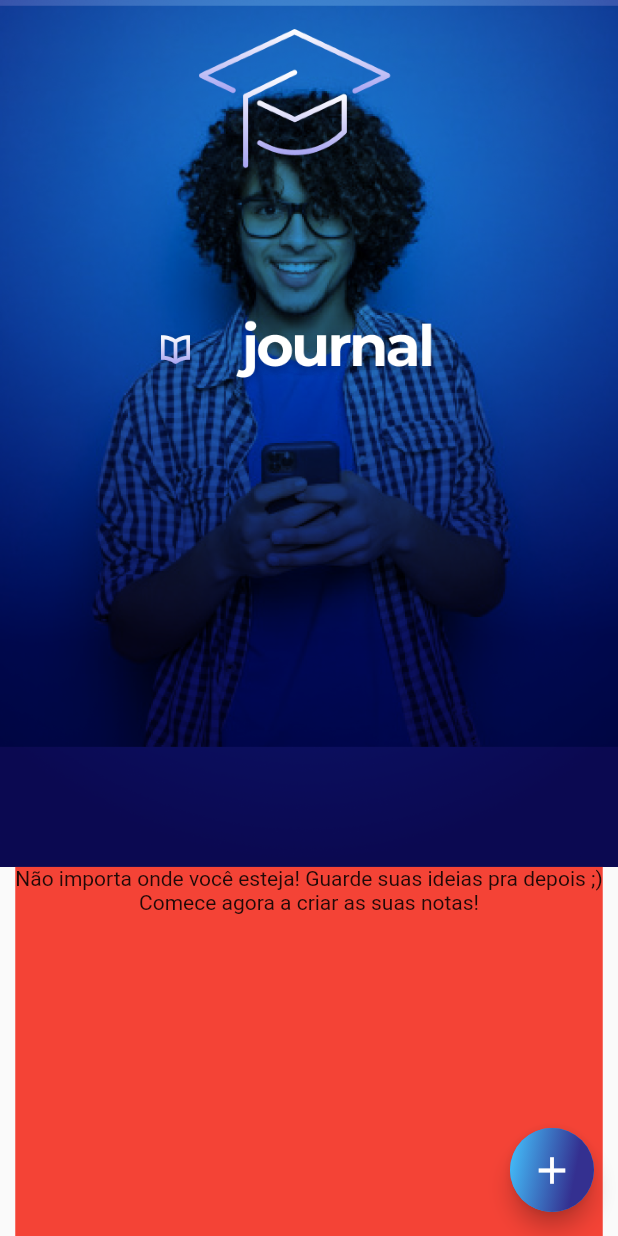
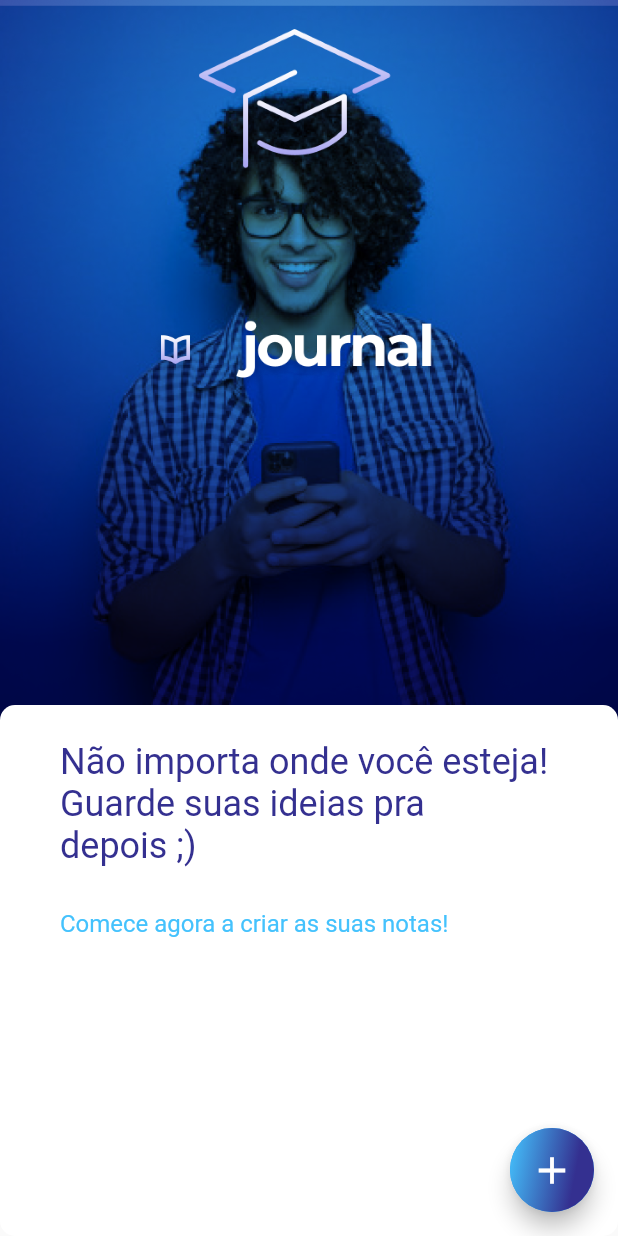
Before and after one commit to ericarodrigs/academy-semana-7, a Flutter app: the screen it shows after launch, on a phone screen of 412 x 824 dp. Run offline on Flutter 3.47's test engine with Material 2 defaults, Android fonts, the phone set to English and light mode, and no system bars; our stand-ins replace flutter_modular, shared_preferences; missing offline and left inert: animated_card; project files that could hold a hidden picture were left out.

Commit message:
saving color with the shared preferences, improving layout of empty home page and styling buttons

```diff
--- a/lib/src/controller/note_controller.dart
+++ b/lib/src/controller/note_controller.dart
@@ -5,7 +5,7 @@
 
 class NoteController {
   final SharedPreferencesService service;
-  NoteModel noteModel = NoteModel('Colors.white', '', '');
+  NoteModel noteModel = NoteModel(noteColor: '0', title: '', description: '');
 
   NoteController(this.service);
 
--- a/lib/src/shared/constants/app_colors.dart
+++ b/lib/src/shared/constants/app_colors.dart
@@ -23,4 +23,6 @@
     ],
     transform: GradientRotation((-34 * pi) / 180),
   );
+
+  static List<Color> listColor() => [pink, green, purple, cyan, yellow];
 }
--- a/lib/src/view/empty_home/empty_home_page.dart
+++ b/lib/src/view/empty_home/empty_home_page.dart
@@ -1,4 +1,5 @@
 import 'package:algernon/src/shared/constants/app_colors.dart';
+import 'package:algernon/src/shared/constants/text_styles.dart';
 import 'package:flutter/material.dart';
 import 'package:flutter_modular/flutter_modular.dart';
 
@@ -8,15 +9,15 @@
   @override
   Widget build(BuildContext context) {
     return Scaffold(
-      body: Column(
-        children: [
-          Stack(
+        body: Stack(
           children: <Widget>[
-              Image.asset(
+            Container(
+              alignment: Alignment.topCenter,
+              child: Image.asset(
                 "assets/images/empty_notes_background.png",
               ),
+            ),
             Container(
-                width: double.infinity,
               margin: const EdgeInsets.only(top: 208),
               child: Row(
                 mainAxisAlignment: MainAxisAlignment.center,
@@ -33,18 +34,28 @@
                   )
                 ],
               ),
-              )
-            ],
             ),
-          Expanded(
-            flex: 2,
+            Positioned(
+              top: 470,
+              bottom: 0,
+              right: 0,
+              left: 0,
               child: Container(
-              color: Colors.red,
+                decoration: const BoxDecoration(
+                    borderRadius: BorderRadius.all(Radius.circular(10.0)),
+                    color: Colors.white),
+                padding: const EdgeInsets.only(top: 24, right: 40, left: 40),
                 child: Column(
+                  crossAxisAlignment: CrossAxisAlignment.start,
                   children: const [
                     Text(
-                      'Não importa onde você esteja! Guarde suas ideias pra depois ;)'),
-                  Text('Comece agora a criar as suas notas!'),
+                      'Não importa onde você esteja! Guarde suas ideias pra depois ;) \n',
+                      style: TextStyles.purple24w400Roboto,
+                    ),
+                    Text(
+                      'Comece agora a criar as suas notas!',
+                      style: TextStyles.cyan16w400Roboto,
+                    ),
                   ],
                 ),
               ),
@@ -67,7 +78,6 @@
           onPressed: () {
             Modular.to.pushNamed('/empty/new/');
           },
-        )
-    );
+        ));
   }
 }
--- a/lib/src/widgets/note_widget.dart
+++ b/lib/src/widgets/note_widget.dart
@@ -27,7 +27,7 @@
                 children: [Flexible(
                   child: Container(
                     decoration: BoxDecoration(
-                      color: Colors.red,
+                      color: AppColors.listColor()[int.parse(note.noteColor!)],
                       borderRadius: BorderRadius.circular(4.0),
                     ),
                     child: Row(
```
Also changed, not shown: lib/src/model/note_model.dart (+5 -3 lines), lib/src/view/new_note/new_note.dart (+42 -16 lines), lib/src/view/note_details/note_details.dart (+23 -18 lines). Lines whose indentation alone changed are shown as unchanged.
